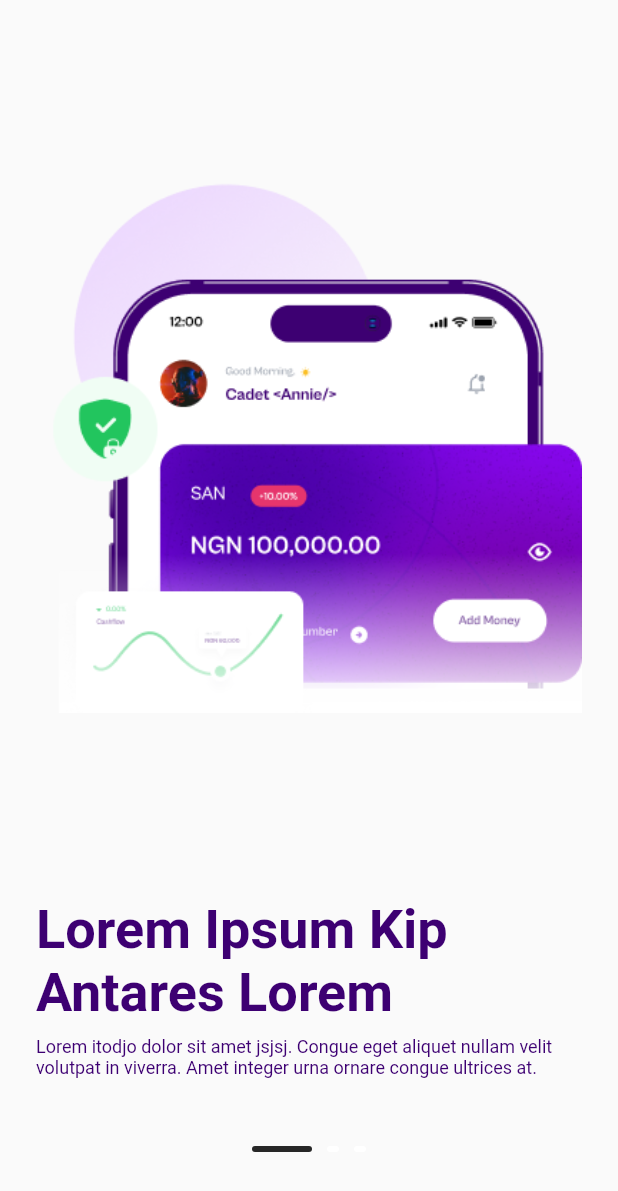
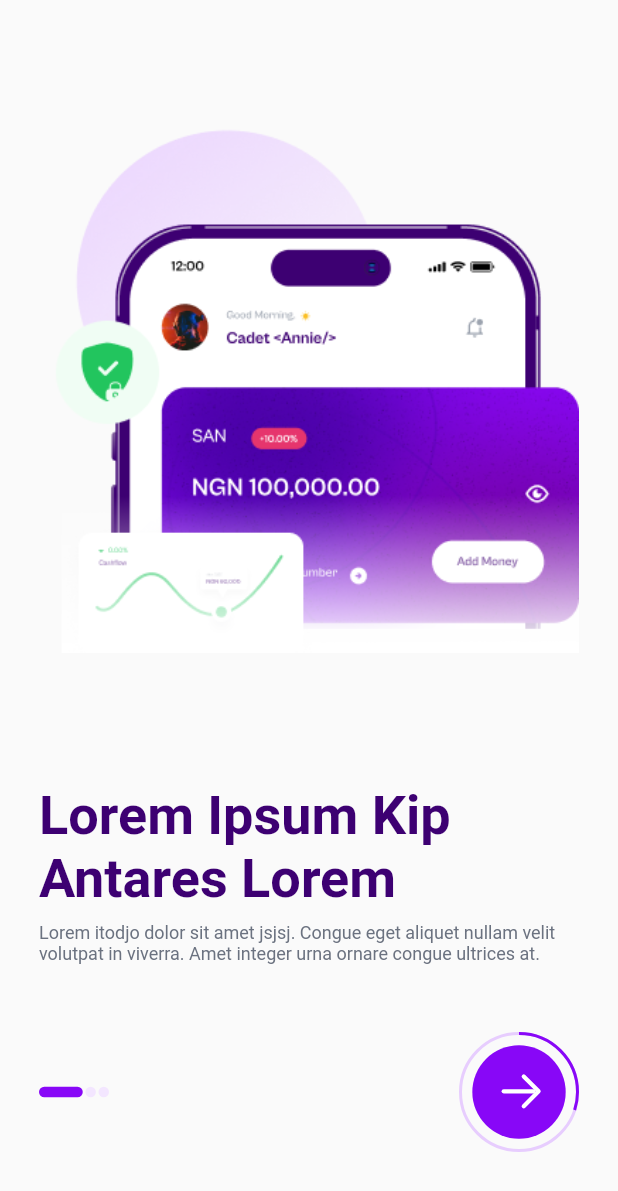
Before and after one commit to Joshuauzor/ardilla, a Flutter app: the screen it shows after launch, on a phone screen of 412 x 824 dp. Shown: the top 1191 px of the screen. Run offline on Flutter 3.47's test engine with Material 2 defaults, Android fonts, the phone set to English and light mode, and no system bars; drawn by our look-alikes of percent_indicator; our stand-ins replace bloc, device_preview, dio, equatable, flutter_bloc, flutter_dotenv and 7 more; Roboto replaces fonts that are missing (Cabinet Grotesk); project files that could hold a hidden picture were left out.

Commit message:
fix: onboarding icon

```diff
--- a/lib/core/constant/app_assets.dart
+++ b/lib/core/constant/app_assets.dart
@@ -3,4 +3,6 @@ class AppAssets {
   static const String background = 'assets/images/background.png';
   static const String onboarding = 'assets/images/onboarding.svg';
   static const String top = 'assets/images/top.png';
+  static const String arrow = 'assets/icons/arrow.svg';
+  static const String signupBg = 'assets/images/signup_bg.png';
 }
--- a/lib/core/constant/colors.dart
+++ b/lib/core/constant/colors.dart
@@ -4,7 +4,10 @@ class AppColors {
   static const white = Color(0xffFFFFFF);
   static const black = Color(0xff000000);
   static const inputBlack = Color(0xff272727);
-  static const primaryColor = Color(0xff272727);
+  static const primaryColor = Color(0xff8807F7);
   static const deactivatedColor = Color(0xffFFFFFF);
   static const darkPurple = Color(0xFF3D0072);
+  static const gray = Color(0xFF6B7280);
+  static const deactivatedPrimaryColor = Color(0xffF3E6FF);
+  static const circularBackground = Color(0xFFE7CDFE);
 }
--- a/lib/core/constant/navigators/route_name.dart
+++ b/lib/core/constant/navigators/route_name.dart
@@ -3,4 +3,5 @@ class RouteName {
   static const String splashTwo = 'splashTwo';
   static const String onboardingView = 'onboardingView';
   static const String signin = 'signin';
+  static const String signUpView = 'signUpView';
 }
--- a/lib/core/constant/navigators/router.dart
+++ b/lib/core/constant/navigators/router.dart
@@ -16,6 +16,12 @@ Route<dynamic> generateRoute(RouteSettings settings) {
       return _getPageRoute(
         routeName: settings.name!,
         viewToShow: const OnboardingScreen(),
+      );
+
+    case RouteName.signUpView:
+      return _getPageRoute(
+        routeName: settings.name!,
+        viewToShow: const SignUpView(),
       );
 
     // case RouteName.reportActivity:
--- a/lib/features/authentication/authentication.dart
+++ b/lib/features/authentication/authentication.dart
@@ -1 +1,2 @@
 export 'domain/domain.dart';
+export 'presentation/presentation.dart';
--- /dev/null
+++ b/lib/features/authentication/presentation/pages/pages.dart
@@ -0,0 +1 @@
+export 'sign_up.dart';
--- /dev/null
+++ b/lib/features/authentication/presentation/pages/sign_up.dart
@@ -0,0 +1,33 @@
+import 'package:ardilla/core/core.dart';
+import 'package:flutter/material.dart';
+import 'package:flutter_svg/flutter_svg.dart';
+
+class SignUpView extends StatefulWidget {
+  const SignUpView({super.key});
+
+  @override
+  State<SignUpView> createState() => _SignUpViewState();
+}
+
+class _SignUpViewState extends State<SignUpView> {
+  @override
+  Widget build(BuildContext context) {
+    return Scaffold(
+      body: Column(
+        children: [
+          Container(
+            decoration: BoxDecoration(
+              image: DecorationImage(
+                image: AssetImage(AppAssets.signupBg),
+                fit: BoxFit.cover,
+              ),
+            ),
+            child: Center(
+              child: SvgPicture.asset(AppAssets.logo),
+            ),
+          ),
+        ],
+      ),
+    );
+  }
+}
--- a/lib/features/authentication/presentation/presentation.dart
+++ b/lib/features/authentication/presentation/presentation.dart
@@ -0,0 +1 @@
+export 'pages/pages.dart';
--- a/lib/features/onboarding/presentation/pages/onboarding_screen.dart
+++ b/lib/features/onboarding/presentation/pages/onboarding_screen.dart
@@ -2,7 +2,9 @@ import 'package:ardilla/app/app.dart';
 import 'package:ardilla/core/core.dart';
 import 'package:ardilla/features/features.dart';
 import 'package:flutter/material.dart';
+import 'package:flutter_svg/flutter_svg.dart';
 import 'package:gap/gap.dart';
+import 'package:percent_indicator/circular_percent_indicator.dart';
 
 class OnboardingScreen extends StatefulWidget {
   const OnboardingScreen({Key? key}) : super(key: key);
@@ -41,7 +43,7 @@ class _OnboardingScreenState extends State<OnboardingScreen> {
         width: double.infinity,
         child: Padding(
           padding: const EdgeInsets.symmetric(
-            horizontal: 24,
+            horizontal: 26,
           ),
           child: Column(
             children: [
@@ -60,7 +62,7 @@ class _OnboardingScreenState extends State<OnboardingScreen> {
                       ),
                       description: TextRegular(
                         'Lorem itodjo dolor sit amet jsjsj. Congue eget aliquet nullam velit volutpat in viverra. Amet integer urna ornare congue ultrices at.',
-                        color: AppColors.darkPurple,
+                        color: AppColors.gray,
                         maxLines: 4,
                         fontWeight: FontWeight.w400,
                         fontSize: 12,
@@ -75,7 +77,7 @@ class _OnboardingScreenState extends State<OnboardingScreen> {
                       ),
                       description: TextRegular(
                         'Lorem otpsbujfant consectetur. jdjud aliquet nullam velit volutpat in viverra. Amet integer urna ornare congue ultrices at.',
-                        color: AppColors.darkPurple,
+                        color: AppColors.gray,
                         maxLines: 4,
                         fontWeight: FontWeight.w400,
                         fontSize: 12,
@@ -90,7 +92,7 @@ class _OnboardingScreenState extends State<OnboardingScreen> {
                       ),
                       description: TextRegular(
                         'Lorem hseeopd amet consectetur. Congue eget aliquet nullam velit volutpat in viverra. Amet integer urna ornare congue ultrices at.',
-                        color: AppColors.darkPurple,
+                        color: AppColors.gray,
                         maxLines: 4,
                         fontWeight: FontWeight.w400,
                         fontSize: 12,
@@ -99,18 +101,51 @@ class _OnboardingScreenState extends State<OnboardingScreen> {
                   ],
                 ),
               ),
-              StepIndicator(currentIndex: currentIndex),
+              Row(
+                mainAxisAlignment: MainAxisAlignment.spaceBetween,
+                children: [
+                  StepIndicator(currentIndex: currentIndex),
+                  GestureDetector(
+                    onTap: () => Navigator.pushNamed(
+                      context,
+                      RouteName.signUpView,
+                    ),
+                    child: CircularPercentIndicator(
+                      radius: 40,
+                      lineWidth: 2,
+                      percent: 0.3,
+                      center: const CircularNextBtn(),
+                      progressColor: AppColors.primaryColor,
+                      backgroundColor: AppColors.circularBackground,
+                    ),
+                  )
+                ],
+              ),
               const Gap(56),
-              // BusyButton(
-              //   title: 'Create Account',
-              //   onpress: () => Navigator.pushNamed(
-              //     context,
-              //     RouteName.signup,
-              //   ),
-              // ),
             ],
           ),
         ),
+      ),
+    );
+  }
+}
+
+class CircularNextBtn extends StatelessWidget {
+  const CircularNextBtn({
+    super.key,
+  });
+
+  @override
+  Widget build(BuildContext context) {
+    return Container(
+      height: 62.25,
+      width: 62.25,
+      decoration: const BoxDecoration(
+        shape: BoxShape.circle,
+        color: AppColors.primaryColor,
+      ),
+      child: Center(
+        child: SvgPicture.asset(AppAssets.arrow),
       ),
     );
   }
--- a/lib/features/onboarding/presentation/widgets/indicator.dart
+++ b/lib/features/onboarding/presentation/widgets/indicator.dart
@@ -14,11 +14,11 @@ class Indicator extends StatelessWidget {
   @override
   Widget build(BuildContext context) {
     return Container(
-      height: 4,
-      width: isActive ? 40 : 8,
+      height: 7,
+      width: isActive ? 29.17 : 7,
       decoration: BoxDecoration(
         borderRadius: BorderRadius.circular(100),
-        color: isActive ? color : AppColors.deactivatedColor,
+        color: isActive ? color : AppColors.deactivatedPrimaryColor,
       ),
     );
   }
--- a/lib/features/onboarding/presentation/widgets/step_indicator.dart
+++ b/lib/features/onboarding/presentation/widgets/step_indicator.dart
@@ -17,11 +17,11 @@ class StepIndicator extends StatelessWidget {
         Indicator(
           isActive: currentIndex == 0,
         ),
-        const SizedBox(width: 10),
+        const SizedBox(width: 1.75),
         Indicator(
           isActive: currentIndex == 1,
         ),
-        const SizedBox(width: 10),
+        const SizedBox(width: 1.75),
         Indicator(
           isActive: currentIndex == 2,
         ),
--- a/pubspec.yaml
+++ b/pubspec.yaml
@@ -26,6 +26,7 @@ dependencies:
   injectable: ^1.5.3
   internet_connection_checker: ^1.0.0+1
   logger: ^1.3.0
+  percent_indicator: ^4.0.1
 
 
 
```
Also changed, not shown: assets/icons/arrow.svg (added), assets/images/signup_bg.png (added), pubspec.lock.
